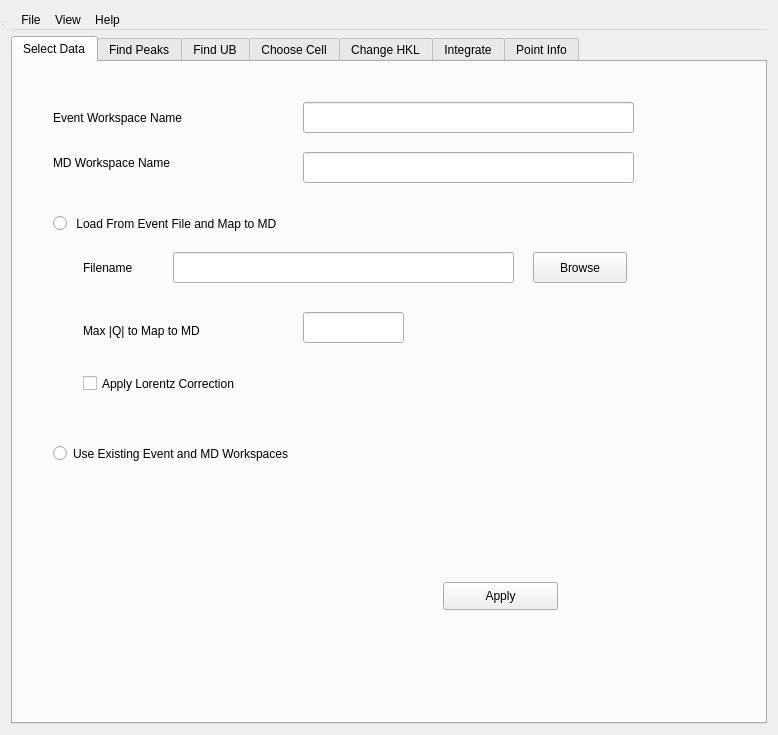
Old version of the form Code/Mantid/MantidQt/CustomInterfaces/inc/MantidQtCustomInterfaces/MantidEV.ui in the repository mantidproject/mantid.
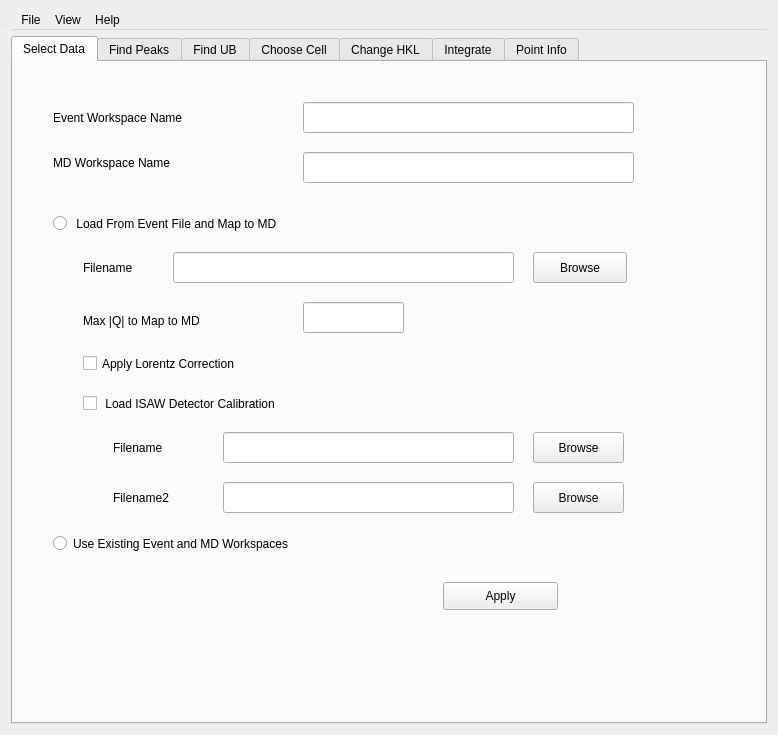
New version of the form. The open tabs and pages were chosen to show the change.

Commit message:
RE 7140_MantidEV_load_DetCal
Initial version.  Added controls for entering .DetCal
file names for two .DetCal files.  (The second file is
only needed for the second panel on SNAP.)
Added code to enable/disable the new controls properly.
Added code to save/restore the new controls' state properly.
Added code to record/save/restore names of most recently
used calibration files, so the file browsers for the
.DetCal files can start in that directory.
Factored out some common code for finding the directory
in which to start, based on a file name, placing it in
the method getFilePath().

refs #7140

Diff of the .ui file:
```diff
--- a/Code/Mantid/MantidQt/CustomInterfaces/inc/MantidQtCustomInterfaces/MantidEV.ui
+++ b/Code/Mantid/MantidQt/CustomInterfaces/inc/MantidQtCustomInterfaces/MantidEV.ui
@@ -136,7 +136,7 @@
        <property name="geometry">
         <rect>
          <x>40</x>
-         <y>380</y>
+         <y>470</y>
          <width>441</width>
          <height>23</height>
         </rect>
@@ -185,7 +185,7 @@
        <property name="geometry">
         <rect>
          <x>70</x>
-         <y>260</y>
+         <y>250</y>
          <width>221</width>
          <height>18</height>
         </rect>
@@ -198,7 +198,7 @@
        <property name="geometry">
         <rect>
          <x>290</x>
-         <y>250</y>
+         <y>240</y>
          <width>101</width>
          <height>31</height>
         </rect>
@@ -208,7 +208,7 @@
        <property name="geometry">
         <rect>
          <x>70</x>
-         <y>310</y>
+         <y>290</y>
          <width>271</width>
          <height>23</height>
         </rect>
@@ -217,6 +217,91 @@
         <string>Apply Lorentz Correction</string>
        </property>
       </widget>
+      <widget class="QCheckBox" name="LoadDetCal_ckbx">
+       <property name="geometry">
+        <rect>
+         <x>70</x>
+         <y>330</y>
+         <width>391</width>
+         <height>23</height>
+        </rect>
+       </property>
+       <property name="text">
+        <string> Load ISAW Detector Calibration</string>
+       </property>
+      </widget>
+      <widget class="QLabel" name="CalFileName_lbl">
+       <property name="geometry">
+        <rect>
+         <x>100</x>
+         <y>370</y>
+         <width>91</width>
+         <height>31</height>
+        </rect>
+       </property>
+       <property name="text">
+        <string>Filename</string>
+       </property>
+      </widget>
+      <widget class="QLineEdit" name="CalFileName_ledt">
+       <property name="geometry">
+        <rect>
+         <x>210</x>
+         <y>370</y>
+         <width>291</width>
+         <height>31</height>
+        </rect>
+       </property>
+      </widget>
+      <widget class="QPushButton" name="SelectCalFile_btn">
+       <property name="geometry">
+        <rect>
+         <x>520</x>
+         <y>370</y>
+         <width>91</width>
+         <height>31</height>
+        </rect>
+       </property>
+       <property name="text">
+        <string>Browse</string>
+       </property>
+      </widget>
+      <widget class="QLabel" name="CalFileName2_lbl">
+       <property name="geometry">
+        <rect>
+         <x>100</x>
+         <y>420</y>
+         <width>101</width>
+         <height>31</height>
+        </rect>
+       </property>
+       <property name="text">
+        <string>Filename2</string>
+       </property>
+      </widget>
+      <widget class="QLineEdit" name="CalFileName2_ledt">
+       <property name="geometry">
+        <rect>
+         <x>210</x>
+         <y>420</y>
+         <width>291</width>
+         <height>31</height>
+        </rect>
+       </property>
+      </widget>
+      <widget class="QPushButton" name="SelectCalFile2_btn">
+       <property name="geometry">
+        <rect>
+         <x>520</x>
+         <y>420</y>
+         <width>91</width>
+         <height>31</height>
+        </rect>
+       </property>
+       <property name="text">
+        <string>Browse</string>
+       </property>
+      </widget>
      </widget>
      <widget class="QWidget" name="FindPeaks">
       <attribute name="title">
```
Left out of the diff: 2 changed lines with no effect on the pictures. The commit also changes 4 other files.
